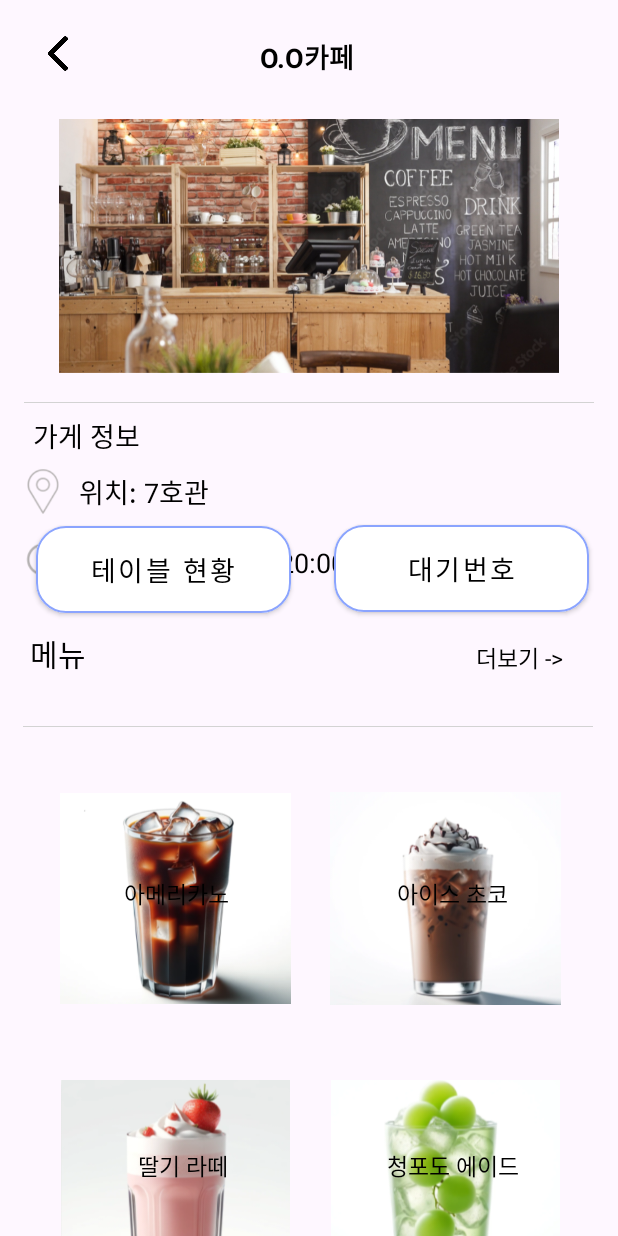
After one commit to blue032/ABO, an Android app: the CafeDetailPageActivity screen opened directly, with no data from a screen before it, on a phone screen of 412 x 824 dp. The commit adds this screen. Run offline under Robolectric (Android 15) with nearby library versions, the phone set to English and light mode, and no system bars.

Commit message:
00카페 세부페이지 프론트/백엔드

```diff
--- a/app/src/main/AndroidManifest.xml
+++ b/app/src/main/AndroidManifest.xml
@@ -146,6 +146,9 @@
         <activity android:name="CafeMenu_Detail">
         </activity>
 
+        <activity android:name="CafeDetailPageActivity">
+        </activity>
+
         <meta-data
             android:name="com.google.android.gms.version"
             android:value="@integer/google_play_services_version" />
--- /dev/null
+++ b/app/src/main/java/com/example/myapplication/CafeDetailPageActivity.java
@@ -0,0 +1,57 @@
+package com.example.myapplication;
+
+import android.content.Intent;
+import android.os.Bundle;
+import android.view.View;
+import android.widget.ImageView;
+import android.widget.TextView;
+
+import androidx.appcompat.app.AppCompatActivity;
+
+import com.google.android.material.button.MaterialButton;
+
+public class CafeDetailPageActivity extends AppCompatActivity {
+    @Override
+    protected void onCreate(Bundle savedInstanceState) {
+        super.onCreate(savedInstanceState);
+        setContentView(R.layout.activity_cafedetailpage);
+
+        ImageView backLogo = (ImageView) findViewById(R.id.backlogo);
+        backLogo.setOnClickListener(new View.OnClickListener() {
+            @Override
+            public void onClick(View v) {
+                Intent intent = new Intent(CafeDetailPageActivity.this, MainActivity.class);
+                startActivity(intent);
+                finish();  // 현재 액티비티 종료
+            }
+        });
+
+
+        MaterialButton buttonMap = findViewById(R.id.buttonMap);
+        buttonMap.setOnClickListener(new View.OnClickListener() {
+            @Override
+            public void onClick(View v) {
+                Intent intent = new Intent(CafeDetailPageActivity.this, SeatActivity.class);
+                startActivity(intent);
+            }
+        });
+
+        MaterialButton buttonWait = findViewById(R.id.buttonWait);
+        buttonWait.setOnClickListener(new View.OnClickListener() {
+            @Override
+            public void onClick(View v) {
+                Intent intent = new Intent(CafeDetailPageActivity.this, WaitingActivity.class);
+                startActivity(intent);
+            }
+        });
+
+        TextView seeMore = findViewById(R.id.seemore);
+        seeMore.setOnClickListener(new View.OnClickListener() {
+            @Override
+            public void onClick(View v) {
+                Intent intent = new Intent(CafeDetailPageActivity.this, CafeMenuActivity.class);
+                startActivity(intent);
+            }
+        });
+    }
+}
--- a/app/src/main/java/com/example/myapplication/MainActivity.java
+++ b/app/src/main/java/com/example/myapplication/MainActivity.java
@@ -67,6 +67,24 @@ public class MainActivity extends AppCompatActivity {
             }
         });
 
+
+        ImageView ooCafeImageView = findViewById(R.id.oocafe);
+        ooCafeImageView.setOnClickListener(new View.OnClickListener() {
+            @Override
+            public void onClick(View v) {
+                Intent intent = new Intent(MainActivity.this, CafeDetailPageActivity.class);
+                startActivity(intent);
+            }
+        });
+
+        TextView textViewOoCafe = findViewById(R.id.textViewoocafe);
+        textViewOoCafe.setOnClickListener(new View.OnClickListener() {
+            @Override
+            public void onClick(View v) {
+                Intent intent = new Intent(MainActivity.this, CafeDetailPageActivity.class);
+                startActivity(intent);
+            }
+        });
 
 
         // TextView에 SpannableString 적용
--- /dev/null
+++ b/app/src/main/res/layout/activity_cafedetailpage.xml
@@ -0,0 +1,282 @@
+<androidx.constraintlayout.widget.ConstraintLayout xmlns:android="http://schemas.android.com/apk/res/android"
+    xmlns:tools="http://schemas.android.com/tools"
+    android:layout_width="match_parent"
+    android:layout_height="match_parent"
+    xmlns:app="http://schemas.android.com/apk/res-auto">
+
+    <ImageView
+        android:id="@+id/backlogo"
+        android:layout_width="45dp"
+        android:layout_height="39dp"
+        android:layout_marginStart="16dp"
+        android:layout_marginTop="16dp"
+        android:src="@drawable/backicon"
+        app:layout_constraintStart_toStartOf="parent"
+        app:layout_constraintTop_toTopOf="parent" />
+
+    <View
+        android:layout_width="380dp"
+        android:layout_height="0.6dp"
+        android:layout_marginTop="268dp"
+        android:background="#D3D3D3"
+        app:layout_constraintEnd_toEndOf="parent"
+        app:layout_constraintHorizontal_bias="0.491"
+        app:layout_constraintStart_toStartOf="parent"
+        app:layout_constraintTop_toTopOf="parent" />
+
+    <TextView
+        android:id="@+id/OOcafe"
+        android:layout_width="wrap_content"
+        android:layout_height="wrap_content"
+        android:layout_marginTop="24dp"
+        android:text="O.O카페"
+        android:textColor="@color/black"
+        android:textSize="18sp"
+        android:textStyle="bold"
+        app:layout_constraintEnd_toEndOf="parent"
+        app:layout_constraintHorizontal_bias="0.498"
+        app:layout_constraintStart_toStartOf="parent"
+        app:layout_constraintTop_toTopOf="parent" />
+
+    <ImageView
+        android:id="@+id/cafepicture"
+        android:layout_width="372dp"
+        android:layout_height="169dp"
+        android:layout_marginStart="20dp"
+        android:layout_marginTop="28dp"
+        android:src="@drawable/cafepicture"
+        app:layout_constraintStart_toStartOf="parent"
+        app:layout_constraintTop_toBottomOf="@+id/OOcafe" />
+
+
+    <TextView
+        android:id="@+id/cafeinformation"
+        android:layout_width="wrap_content"
+        android:layout_height="wrap_content"
+        android:layout_marginTop="28dp"
+        android:text="가게 정보"
+        android:textColor="@color/black"
+        android:textSize="18sp"
+        app:layout_constraintEnd_toEndOf="parent"
+        app:layout_constraintHorizontal_bias="0.064"
+        app:layout_constraintStart_toStartOf="parent"
+        app:layout_constraintTop_toBottomOf="@id/cafepicture" />
+
+    <TextView
+        android:id="@+id/cafelocation"
+        android:layout_width="wrap_content"
+        android:layout_height="wrap_content"
+        android:layout_marginTop="65dp"
+        android:text="위치: 7호관"
+        android:textColor="@color/black"
+        android:textSize="18sp"
+        app:layout_constraintEnd_toEndOf="parent"
+        app:layout_constraintHorizontal_bias="0.162"
+        app:layout_constraintStart_toStartOf="parent"
+        app:layout_constraintTop_toBottomOf="@id/cafepicture" />
+
+    <TextView
+        android:id="@+id/cafetime"
+        android:layout_width="wrap_content"
+        android:layout_height="wrap_content"
+        android:layout_marginTop="112dp"
+        android:text="영업 시간: 9:00 ~ 20:00"
+        android:textColor="@color/black"
+        android:textSize="18sp"
+        app:layout_constraintEnd_toEndOf="parent"
+        app:layout_constraintHorizontal_bias="0.211"
+        app:layout_constraintStart_toStartOf="parent"
+        app:layout_constraintTop_toBottomOf="@id/cafepicture" />
+
+    <ImageView
+        android:id="@+id/cafelocationicon"
+        android:layout_width="49dp"
+        android:layout_height="39dp"
+        android:layout_marginStart="4dp"
+        android:layout_marginTop="308dp"
+        android:src="@drawable/cafelocation"
+        app:layout_constraintStart_toStartOf="parent"
+        app:layout_constraintTop_toTopOf="parent" />
+
+    <ImageView
+        android:id="@+id/cafetimeicon"
+        android:layout_width="49dp"
+        android:layout_height="39dp"
+        android:layout_marginStart="4dp"
+        android:layout_marginTop="353dp"
+        android:src="@drawable/cafetime"
+        app:layout_constraintStart_toStartOf="parent"
+        app:layout_constraintTop_toTopOf="parent" />
+
+
+    <com.google.android.material.button.MaterialButton
+        android:id="@+id/buttonMap"
+        style="@style/ButtonWithBorder"
+        android:layout_width="170dp"
+        android:layout_height="70dp"
+        android:backgroundTint="@android:color/white"
+        android:contentDescription="테이블 현황"
+        android:text="테이블 현황"
+        android:textColor="@android:color/black"
+        android:textSize="18sp"
+        app:cornerRadius="20dp"
+        app:layout_constraintBottom_toBottomOf="parent"
+        app:layout_constraintEnd_toEndOf="parent"
+        app:layout_constraintHorizontal_bias="0.099"
+        app:layout_constraintStart_toStartOf="parent"
+        app:layout_constraintTop_toTopOf="parent"
+        app:layout_constraintVertical_bias="0.457" />
+
+    <com.google.android.material.button.MaterialButton
+        android:id="@+id/buttonWait"
+        style="@style/ButtonWithBorder"
+        android:layout_width="170dp"
+        android:layout_height="70dp"
+        android:backgroundTint="@android:color/white"
+        android:contentDescription="대기번호"
+        android:text="대기번호"
+        android:textColor="@android:color/black"
+        android:textSize="18sp"
+        app:cornerRadius="20dp"
+        app:layout_constraintBottom_toBottomOf="parent"
+        app:layout_constraintEnd_toEndOf="parent"
+        app:layout_constraintHorizontal_bias="0.921"
+        app:layout_constraintStart_toStartOf="parent"
+        app:layout_constraintTop_toTopOf="parent"
+        app:layout_constraintVertical_bias="0.456" />
+
+    <View
+        android:layout_width="380dp"
+        android:layout_height="0.6dp"
+        android:layout_marginTop="484dp"
+        android:background="#D3D3D3"
+        app:layout_constraintEnd_toEndOf="parent"
+        app:layout_constraintHorizontal_bias="0.483"
+        app:layout_constraintStart_toStartOf="parent"
+        app:layout_constraintTop_toTopOf="parent" />
+
+    <TextView
+        android:id="@+id/menu"
+        android:layout_width="wrap_content"
+        android:layout_height="wrap_content"
+        android:text="메뉴"
+        android:textColor="@android:color/black"
+        android:textSize="20sp"
+        app:layout_constraintBottom_toBottomOf="parent"
+        app:layout_constraintEnd_toEndOf="parent"
+        app:layout_constraintHorizontal_bias="0.053"
+        app:layout_constraintStart_toStartOf="parent"
+        app:layout_constraintTop_toTopOf="parent"
+        app:layout_constraintVertical_bias="0.53" />
+
+    <TextView
+        android:id="@+id/seemore"
+        android:layout_width="wrap_content"
+        android:layout_height="wrap_content"
+        android:text="더보기 ->"
+        android:textColor="@android:color/black"
+        android:textSize="15sp"
+        app:layout_constraintBottom_toBottomOf="parent"
+        app:layout_constraintEnd_toEndOf="parent"
+        app:layout_constraintHorizontal_bias="0.896"
+        app:layout_constraintStart_toStartOf="parent"
+        app:layout_constraintTop_toTopOf="parent"
+        app:layout_constraintVertical_bias="0.533" />
+
+    <ImageView
+        android:id="@+id/americano"
+        android:layout_width="154dp"
+        android:layout_height="142dp"
+        android:layout_marginStart="40dp"
+        android:layout_marginTop="528dp"
+        android:src="@drawable/americano"
+        app:layout_constraintStart_toStartOf="parent"
+        app:layout_constraintTop_toTopOf="parent" />
+
+    <ImageView
+        android:id="@+id/iceceoco"
+        android:layout_width="154dp"
+        android:layout_height="142dp"
+        android:layout_marginStart="220dp"
+        android:layout_marginTop="528dp"
+        android:src="@drawable/icechoco"
+        app:layout_constraintStart_toStartOf="parent"
+        app:layout_constraintTop_toTopOf="parent" />
+
+    <ImageView
+        android:id="@+id/strawberrylatte"
+        android:layout_width="154dp"
+        android:layout_height="142dp"
+        android:layout_marginStart="40dp"
+        android:layout_marginTop="720dp"
+        android:src="@drawable/strawberrylatte"
+        app:layout_constraintStart_toStartOf="parent"
+        app:layout_constraintTop_toTopOf="parent" />
+
+    <ImageView
+        android:id="@+id/greengrapedade"
+        android:layout_width="154dp"
+        android:layout_height="142dp"
+        android:layout_marginStart="220dp"
+        android:layout_marginTop="720dp"
+        android:src="@drawable/greengrapeade"
+        app:layout_constraintStart_toStartOf="parent"
+        app:layout_constraintTop_toTopOf="parent" />
+
+    <TextView
+        android:id="@+id/americanotext"
+        android:layout_width="wrap_content"
+        android:layout_height="wrap_content"
+        android:text="아메리카노"
+        android:textColor="@android:color/black"
+        android:textSize="15sp"
+        app:layout_constraintBottom_toBottomOf="parent"
+        app:layout_constraintEnd_toEndOf="parent"
+        app:layout_constraintHorizontal_bias="0.242"
+        app:layout_constraintStart_toStartOf="parent"
+        app:layout_constraintTop_toTopOf="parent"
+        app:layout_constraintVertical_bias="0.729" />
+
+    <TextView
+        android:id="@+id/icechocotext"
+        android:layout_width="wrap_content"
+        android:layout_height="wrap_content"
+        android:text="아이스 초코"
+        android:textColor="@android:color/black"
+        android:textSize="15sp"
+        app:layout_constraintBottom_toBottomOf="parent"
+        app:layout_constraintEnd_toEndOf="parent"
+        app:layout_constraintHorizontal_bias="0.784"
+        app:layout_constraintStart_toStartOf="parent"
+        app:layout_constraintTop_toTopOf="parent"
+        app:layout_constraintVertical_bias="0.729" />
+
+    <TextView
+        android:id="@+id/strawberrylattetext"
+        android:layout_width="wrap_content"
+        android:layout_height="wrap_content"
+        android:text="딸기 라떼"
+        android:textColor="@android:color/black"
+        android:textSize="15sp"
+        app:layout_constraintBottom_toBottomOf="parent"
+        app:layout_constraintEnd_toEndOf="parent"
+        app:layout_constraintHorizontal_bias="0.261"
+        app:layout_constraintStart_toStartOf="parent"
+        app:layout_constraintTop_toTopOf="parent"
+        app:layout_constraintVertical_bias="0.956" />
+
+    <TextView
+        android:id="@+id/greengrapeadetext"
+        android:layout_width="wrap_content"
+        android:layout_height="wrap_content"
+        android:text="청포도 에이드"
+        android:textColor="@android:color/black"
+        android:textSize="15sp"
+        app:layout_constraintBottom_toBottomOf="parent"
+        app:layout_constraintEnd_toEndOf="parent"
+        app:layout_constraintHorizontal_bias="0.796"
+        app:layout_constraintStart_toStartOf="parent"
+        app:layout_constraintTop_toTopOf="parent"
+        app:layout_constraintVertical_bias="0.956" />
+
+</androidx.constraintlayout.widget.ConstraintLayout>
--- a/app/src/main/res/values/colors.xml
+++ b/app/src/main/res/values/colors.xml
@@ -15,4 +15,5 @@
     <color name="gray">#808080</color> <!-- 중간 회색 -->
     <color name="light_gray">#D3D3D3</color> <!-- 밝은 회색 -->
     <color name="dark_gray">#A9A9A9</color> <!-- 어두운 회색 -->
+    <color name="lightBlue">#8BA4FE</color>
 </resources>
--- a/app/src/main/res/values/style.xml
+++ b/app/src/main/res/values/style.xml
@@ -23,4 +23,9 @@
         <item name="android:padding">4dp</item>
     </style>
 
+    <style name="ButtonWithBorder" parent="Widget.MaterialComponents.Button">
+        <item name="strokeColor">@color/lightBlue</item> <!-- 테두리 색상 -->
+        <item name="strokeWidth">1dp</item> <!-- 테두리 두께 -->
+    </style>
+
 </resources>
```
Also changed, not shown: app/src/main/res/drawable/americano.png (added), app/src/main/res/drawable/backicon.png (added), app/src/main/res/drawable/cafelocation.png (added), app/src/main/res/drawable/cafepicture.png (added), app/src/main/res/drawable/cafetime.png (added), app/src/main/res/drawable/greengrapeade.png (added), app/src/main/res/drawable/icechoco.png (added), app/src/main/res/drawable/strawberrylatte.png (added).
